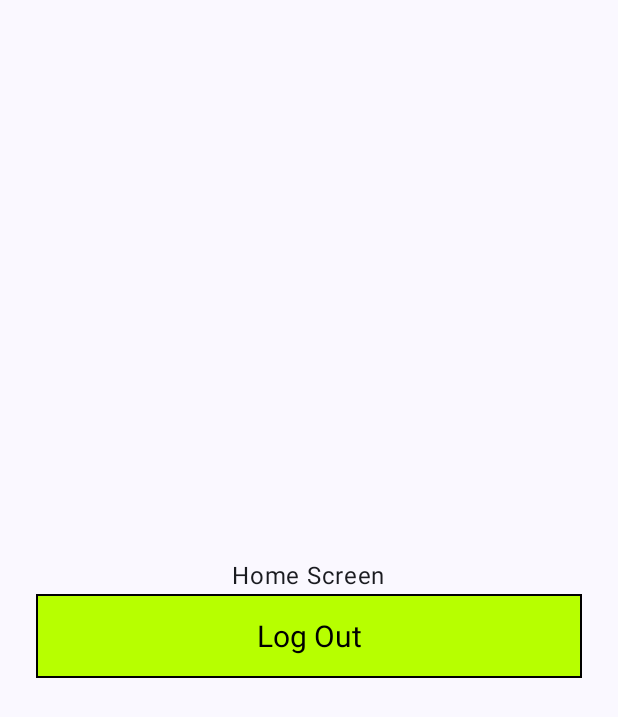
After one commit to riCl3/WooCom, an Android app built with Jetpack Compose: the HomeScreen screen opened through its navigation route, on a phone screen of 412 x 824 dp. The commit adds this screen. Shown: the top 717 px of the screen. Run offline under Robolectric (Android 15) with nearby library versions, the phone set to English and light mode, and no system bars; our stand-ins replace Firebase (no records; nobody signed in at launch, a user with empty details on screens opened directly).

Commit message:
Log In Sign In and Log Out Function Integrated, also Introduced HomeScren

```diff
--- a/app/src/main/java/com/example/woocom/AppNavigation.kt
+++ b/app/src/main/java/com/example/woocom/AppNavigation.kt
@@ -6,14 +6,19 @@ import androidx.navigation.compose.NavHost
 import androidx.navigation.compose.composable
 import androidx.navigation.compose.rememberNavController
 import com.example.woocom.screens.AuthScreen
+import com.example.woocom.screens.HomeScreen
 import com.example.woocom.screens.LoginScreen
 import com.example.woocom.screens.SignUp
+import com.google.firebase.Firebase
+import com.google.firebase.auth.auth
 
 @Composable
 fun AppNavigation(modifier: Modifier = Modifier) {
     val navController = rememberNavController()
+    val isLoggeIn = Firebase.auth.currentUser!=null
+    val firstPage = if(isLoggeIn) "home" else "auth"
 
-    NavHost(navController = navController, startDestination = "auth" ) {
+    NavHost(navController = navController, startDestination = firstPage ) {
         composable("auth"){
             AuthScreen(modifier,navController)
         }
@@ -23,5 +28,8 @@ fun AppNavigation(modifier: Modifier = Modifier) {
         composable("signup"){
             SignUp(modifier,navController)
         }
+        composable("home"){
+            HomeScreen(modifier,navController)
+        }
     }
 }
--- /dev/null
+++ b/app/src/main/java/com/example/woocom/screens/HomeScreen.kt
@@ -0,0 +1,75 @@
+package com.example.woocom.screens
+
+import androidx.compose.foundation.background
+import androidx.compose.foundation.border
+import androidx.compose.foundation.layout.Arrangement
+import androidx.compose.foundation.layout.Column
+import androidx.compose.foundation.layout.fillMaxSize
+import androidx.compose.foundation.layout.fillMaxWidth
+import androidx.compose.foundation.layout.height
+import androidx.compose.foundation.layout.padding
+import androidx.compose.material3.Button
+import androidx.compose.material3.ButtonDefaults
+import androidx.compose.material3.Text
+import androidx.compose.runtime.Composable
+import androidx.compose.runtime.getValue
+import androidx.compose.runtime.mutableStateOf
+import androidx.compose.runtime.remember
+import androidx.compose.runtime.setValue
+import androidx.compose.ui.Alignment
+import androidx.compose.ui.Modifier
+import androidx.compose.ui.graphics.Brush
+import androidx.compose.ui.graphics.Color
+import androidx.compose.ui.text.TextStyle
+import androidx.compose.ui.unit.dp
+import androidx.compose.ui.unit.sp
+import androidx.navigation.NavHostController
+import com.google.firebase.Firebase
+import com.google.firebase.auth.auth
+
+@Composable
+fun HomeScreen(modifier: Modifier=Modifier, navController: NavHostController) {
+    var isLoading by remember { mutableStateOf(false) }
+    Column(
+        modifier = Modifier.fillMaxSize()
+            .padding(8.dp),
+        verticalArrangement = Arrangement.Center,
+        horizontalAlignment = Alignment.CenterHorizontally
+    ) {
+        Text("Home Screen")
+
+        Button(
+            onClick = {
+                Firebase.auth.signOut()
+                navController.navigate("auth"){
+                    popUpTo("home"){
+                        inclusive = true
+                    }
+                }
+            },
+            modifier = Modifier
+                .fillMaxWidth()
+                .padding(horizontal = 16.dp) // Added padding to ensure text is inside the button
+                .height(56.dp) // Set a height for the button
+                .border(1.dp, Color.Black) // Border color
+                .background(
+                    Brush.horizontalGradient(
+                        colors = listOf(
+                            Color(0xFFB7FF00), // Green color
+                            Color(0xFFB7FF00)  // Lighter green color
+                        )
+                    )
+                ),
+            colors = ButtonDefaults.buttonColors(
+                containerColor = Color.Transparent // Transparent background to let gradient show
+            ), // Avoid excessive padding, set to 0
+            enabled = !isLoading
+
+        ){
+            Text(
+                text = if(isLoading) "Logging Out" else "Log Out",
+                style = TextStyle(fontSize = 20.sp, color = Color.Black)
+            )
+        }
+    }
+}
```
Also changed, not shown: app/src/main/java/com/example/woocom/screens/LoginScreen.kt (+27 -3 lines), app/src/main/java/com/example/woocom/screens/SignUpScreen.kt (+11 -2 lines), app/src/main/java/com/example/woocom/viewmodel/AuthViewModel.kt (+12 -0 lines).
